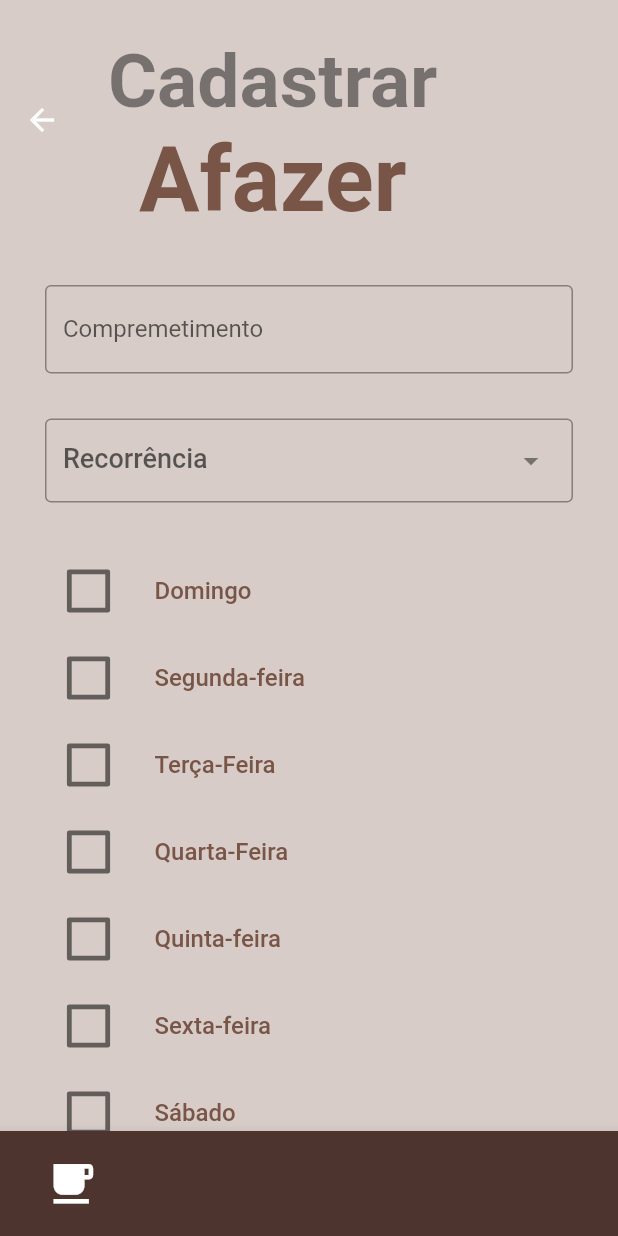
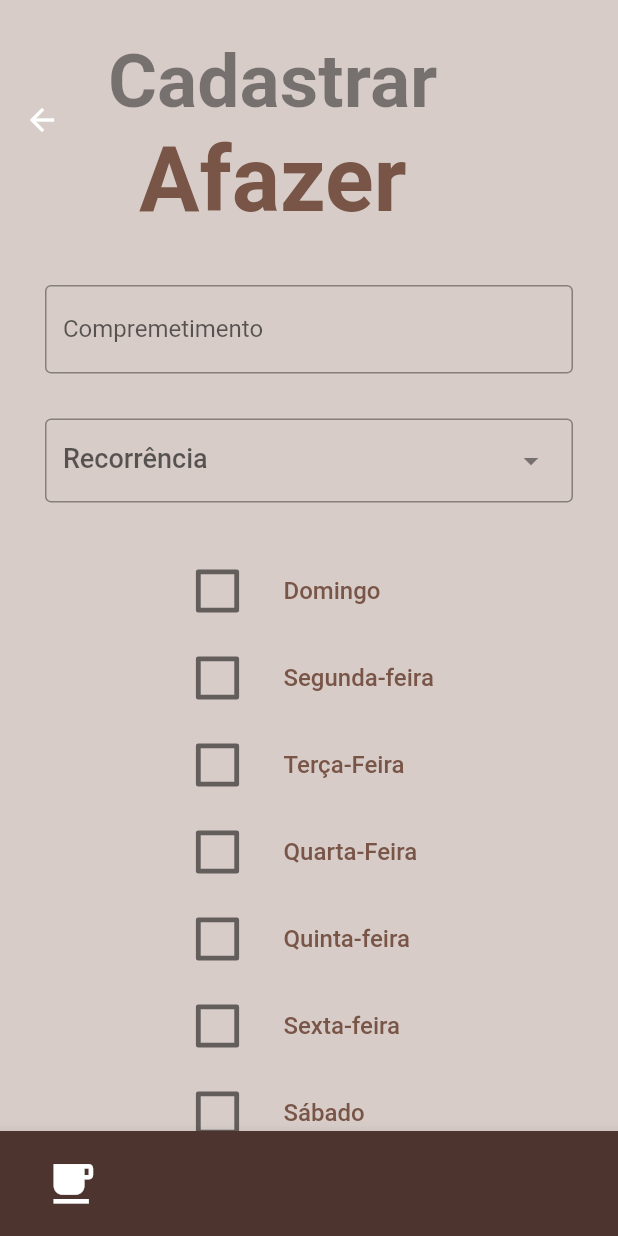
Before and after one commit to LucasS20/What-to-do-today, a Flutter app: the AddTask screen opened directly, on a phone screen of 412 x 824 dp. Run offline on Flutter 3.47's test engine with Material 2 defaults, Android fonts, the phone set to English and light mode, and no system bars; our stand-ins replace carousel_slider.

Commit message:
feat: change the wrapper to Sizebox

```diff
--- a/Codigo/wtdt/lib/components/checkBoxWeek/CheckBoxWeek.dart
+++ b/Codigo/wtdt/lib/components/checkBoxWeek/CheckBoxWeek.dart
@@ -18,8 +18,9 @@ class _CheckboxWeekState extends State<CheckboxWeek> {
 
 
     return const Center(
-
-      child:  Column(
+      child:  SizedBox(
+        width: 180,
+        child: Column(
           children: [
             CheckboxDay(label: "Domingo"),
             CheckboxDay(label: "Segunda-feira"),
@@ -30,6 +31,7 @@ class _CheckboxWeekState extends State<CheckboxWeek> {
             CheckboxDay(label: "Sábado"),
           ],
         ),
+      ),
     );
   }
 }
```
Lines whose indentation alone changed are shown as unchanged.
